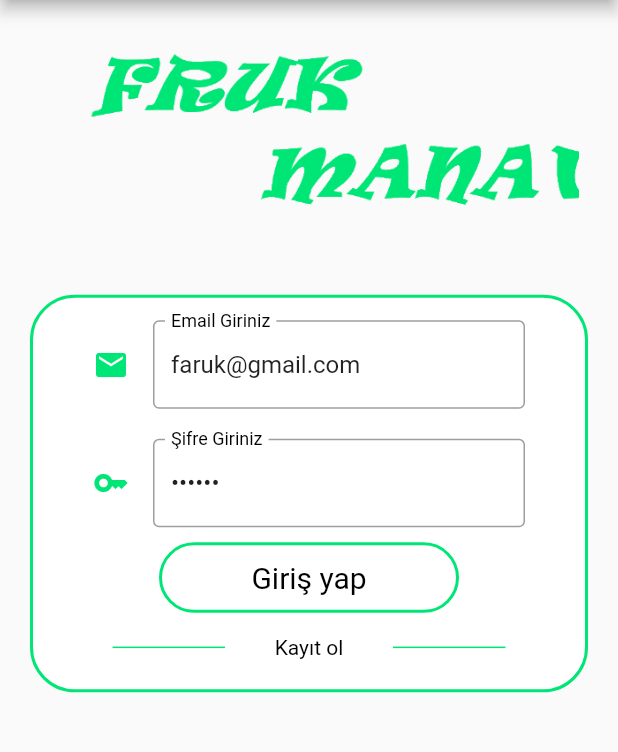
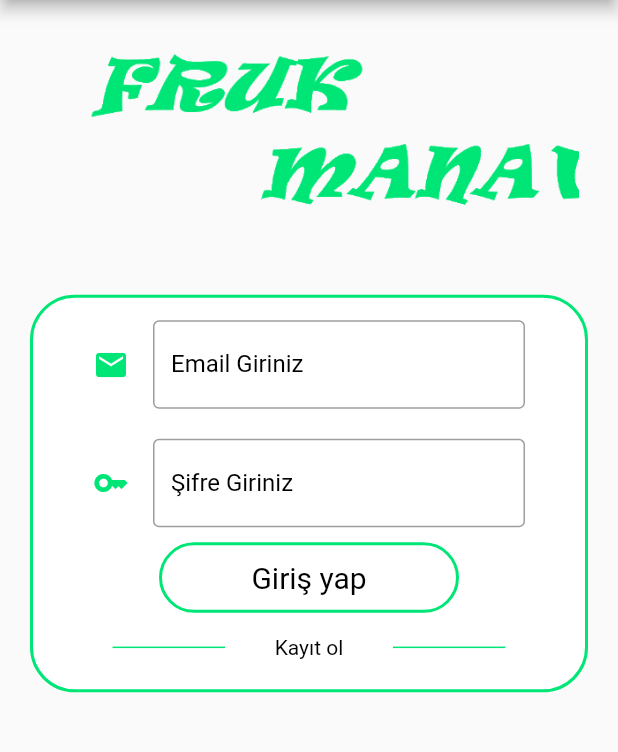
Before and after one commit to farukkarakuz/3311456_213311032, a Flutter app: the screen it shows after launch, on a phone screen of 412 x 824 dp, the part 84-836 px from its top. Run offline on Flutter 3.47's test engine with Material 2 defaults, Android fonts, the phone set to English and light mode, and no system bars; our stand-ins replace animated_notch_bottom_bar, cloud_firestore, firebase_auth, firebase_core; accounts and stored records are empty.

```diff
--- a/lib/pages/login_register/login.dart
+++ b/lib/pages/login_register/login.dart
@@ -12,8 +12,8 @@ class log_in extends StatefulWidget {
   State<log_in> createState() => _log_inState();
 }
 
-var email = TextEditingController(text: 'faruk@gmail.com');
-var sifre = TextEditingController(text: 'faruks');
+var email = TextEditingController();
+var sifre = TextEditingController();
 AuthService _authService = AuthService();
 
 class _log_inState extends State<log_in> {
```
